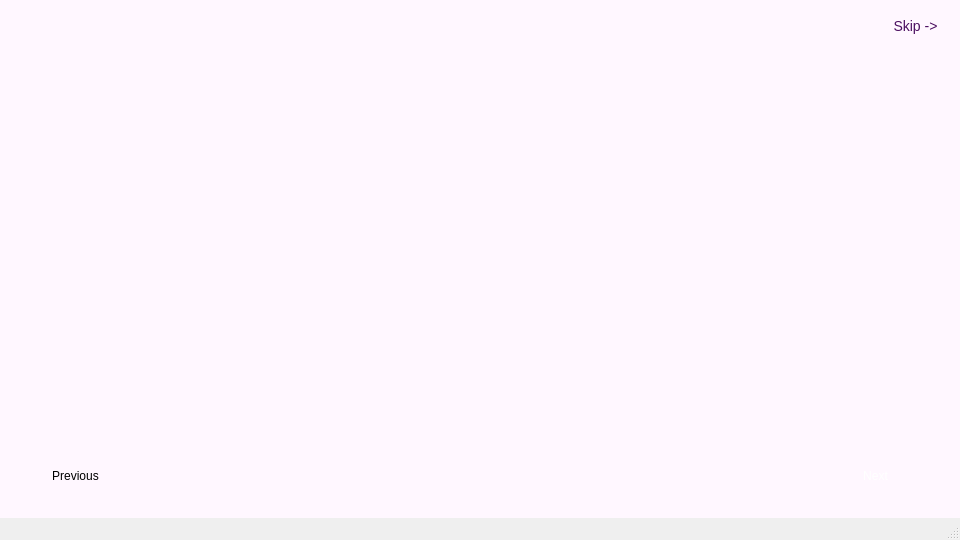
First picture: the form in mainwindow.ui, repository Nirjaraa/spendwise, before the edit.
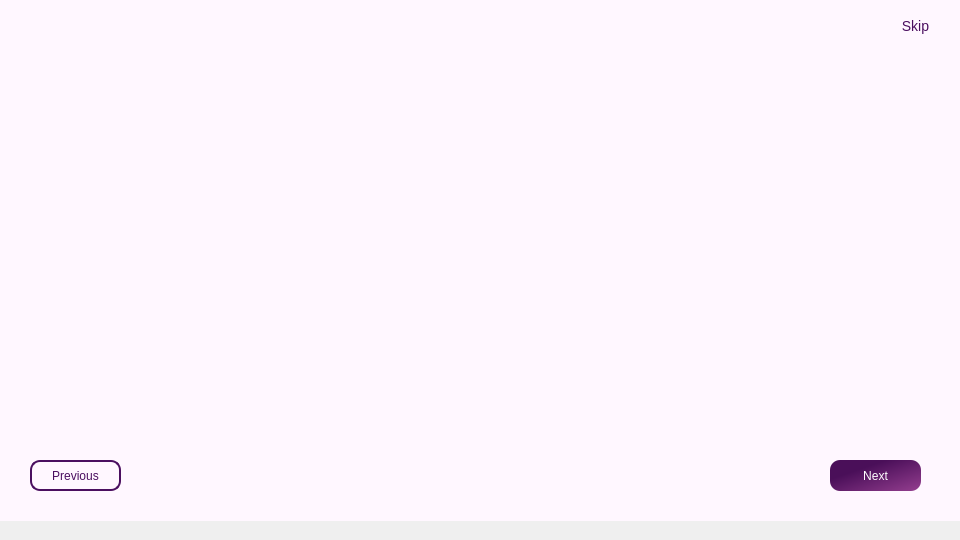
Second picture: the form after the edit. The open tabs and pages were chosen to show the change. Icons and pictures are not drawn.

The edit to the form file:
```diff
--- a/mainwindow.ui
+++ b/mainwindow.ui
@@ -31,16 +31,22 @@
      </rect>
     </property>
     <property name="styleSheet">
-     <string notr="true">border:none;
+     <string notr="true">QPushButton{
+border:none;
 font: 12pt &quot;Bahnschrift&quot;;
 color:rgb(75,15,96);
 font-size:14px;
 border-image:none;
 background: transparent;
+}
+QPushButton:hover{
+border:2px solid rgb(76,15,90);
+border-radius:7px;
+}
  </string>
     </property>
     <property name="text">
-     <string>Skip -&gt;</string>
+     <string>Skip</string>
     </property>
    </widget>
    <widget class="QStackedWidget" name="stackedWidget">
@@ -123,10 +129,21 @@
        </rect>
       </property>
       <property name="styleSheet">
-       <string notr="true">border-image: url(:/resources/p7.jpg);
-border-radius:10px;
-font: 12pt &quot;Bahnschrift&quot;;
-color :white</string>
+       <string notr="true">QPushButton {
+	background-color: qlineargradient(spread:pad, x1:0, y1:0, x2:1, y2:1, stop:0.3125 rgba(74, 15, 89, 255), stop:1 rgba(148,62,143, 255));
+    font: 11pt &quot;Bahnschrift&quot;;
+    color: rgb(255, 255, 255);
+    border-radius: 10px;
+}
+QPushButton:hover {
+	background-color: qlineargradient(spread:pad, x1:0, y1:1, x2:1, y2:1, stop:0 rgba(75, 15, 96, 255), stop:1 rgba(148,62,143, 255));
+}
+QPushButton:pressed {
+	border: 2px solid rgb(75, 15, 96);
+	color:rgb(75, 15, 96);
+	background-color: qlineargradient(spread:pad, x1:0, y1:0, x2:1, y2:1, stop:0 rgba(225, 196, 255, 255), stop:0.552885 rgba(255, 255, 255, 255));
+}
+ </string>
       </property>
       <property name="text">
        <string>Next</string>
@@ -158,10 +175,19 @@
        </rect>
       </property>
       <property name="styleSheet">
-       <string notr="true">border-image: url(:/resources/background1.png);
-border-radius:10px;
-font: 12pt &quot;Bahnschrift&quot;;
-color :4B0F60</string>
+       <string notr="true">QPushButton {
+    font: 12pt &quot;Bahnschrift&quot;;
+    border: 2px solid rgb(75, 15, 96);  
+    color: rgb(75, 15, 96);
+	border-radius:10px;
+    background-color:transparent;}
+
+QPushButton:hover {
+    border: 2px solid none;  
+    color: rgb(255, 255, 255);
+	background-color: qlineargradient(spread:pad, x1:0, y1:0, x2:1, y2:1, stop:0.3125 rgba(74, 15, 89, 255), stop:1 rgba(148,62,143, 255)); 
+}
+</string>
       </property>
       <property name="text">
        <string>Previous</string>
@@ -316,7 +342,6 @@
    <zorder>stackedWidget</zorder>
    <zorder>pushButton_3</zorder>
   </widget>
-  <widget class="QStatusBar" name="statusBar"/>
  </widget>
  <resources/>
  <connections/>
```
Left out of the diff: 139 changed lines with no effect on the pictures.
